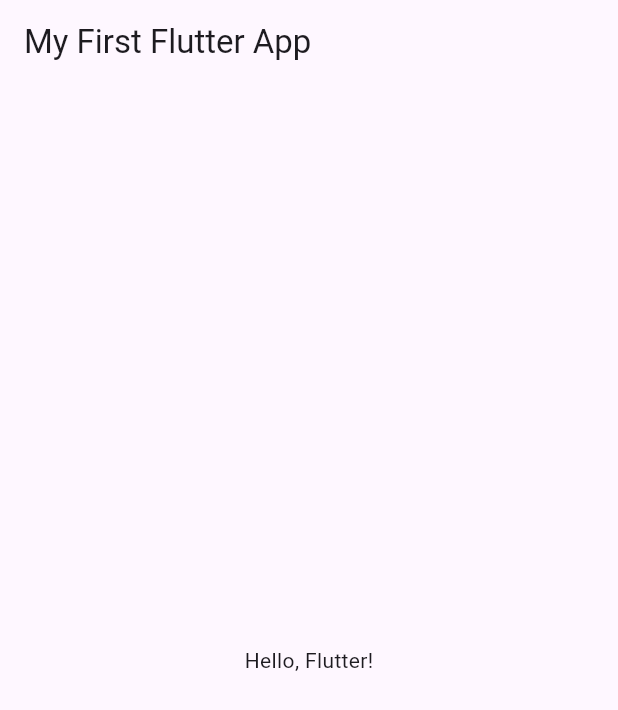
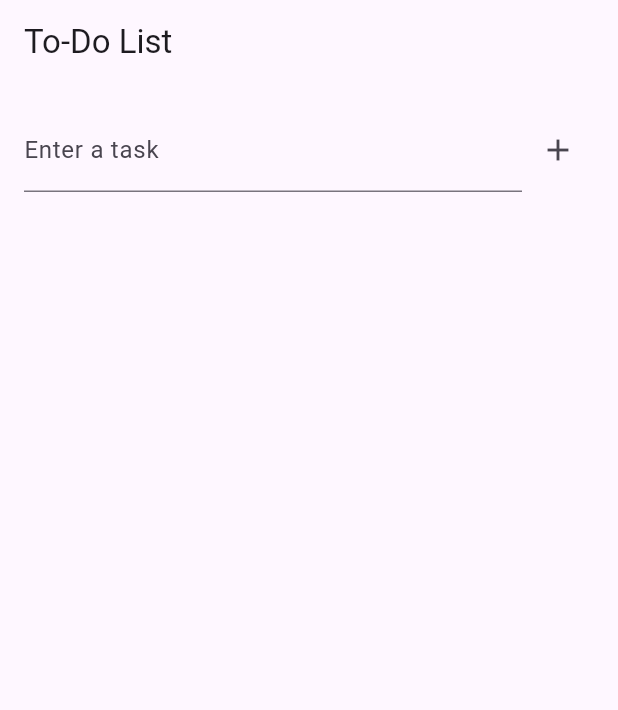
Before and after one commit to ArunPandeyLaudari/Flutter-Full-Course-Practice-By-Arun, a Flutter app: the screen it shows after launch, on a phone screen of 412 x 824 dp. Shown: the top 710 px of the screen. Run offline on Flutter 3.47's test engine with Material 3 defaults, Android fonts, the phone set to English and light mode, and no system bars.

Commit message:
To Do List

```diff
--- a/lib/main.dart
+++ b/lib/main.dart
@@ -1,17 +1,129 @@
 import 'package:flutter/material.dart';
+import 'package:provider/provider.dart';
 
 void main() {
-  runApp(MyApp());
+  runApp(const MyApp());
 }
 
 class MyApp extends StatelessWidget {
+  const MyApp({super.key});
+
   @override
   Widget build(BuildContext context) {
-    return MaterialApp(
-      home: Scaffold(
-        appBar: AppBar(title: Text('My First Flutter App')),
-        body: Center(child: Text('Hello, Flutter!')),
+    return ChangeNotifierProvider(
+      create: (context) => TodoProvider(),
+      child: MaterialApp(
+        debugShowCheckedModeBanner: false,
+        title: 'To-Do List',
+        theme: ThemeData(
+          primarySwatch: Colors.blue,
+        ),
+        home: const TodoScreen(),
       ),
     );
   }
 }
+
+class TodoProvider extends ChangeNotifier {
+  final List<TodoItem> _tasks = [];
+
+  List<TodoItem> get tasks => _tasks;
+
+  void addTask(String task) {
+    _tasks.add(TodoItem(task: task));
+    notifyListeners();
+  }
+
+  void toggleTask(int index) {
+    _tasks[index].isDone = !_tasks[index].isDone;
+    notifyListeners();
+  }
+
+  void removeTask(int index) {
+    _tasks.removeAt(index);
+    notifyListeners();
+  }
+}
+
+class TodoItem {
+  String task;
+  bool isDone;
+
+  TodoItem({required this.task, this.isDone = false});
+}
+
+class TodoScreen extends StatelessWidget {
+  const TodoScreen({super.key});
+
+  @override
+  Widget build(BuildContext context) {
+    return Scaffold(
+      appBar: AppBar(title: const Text('To-Do List')),
+      body: Column(
+        children: [
+          Padding(
+            padding: const EdgeInsets.all(16.0),
+            child: Row(
+              children: [
+                Expanded(
+                  child: TextField(
+                    controller: TextEditingController(),
+                    decoration: const InputDecoration(
+                      labelText: 'Enter a task',
+                    ),
+                    onSubmitted: (value) {
+                      if (value.isNotEmpty) {
+                        Provider.of<TodoProvider>(context, listen: false)
+                            .addTask(value);
+                      }
+                    },
+                  ),
+                ),
+                IconButton(
+                  icon: const Icon(Icons.add),
+                  onPressed: () {
+                    // Not needed as we handle onSubmitted
+                  },
+                ),
+              ],
+            ),
+          ),
+          Expanded(
+            child: Consumer<TodoProvider>(
+              builder: (context, todoProvider, child) {
+                return ListView.builder(
+                  itemCount: todoProvider.tasks.length,
+                  itemBuilder: (context, index) {
+                    final task = todoProvider.tasks[index];
+                    return ListTile(
+                      leading: Checkbox(
+                        value: task.isDone,
+                        onChanged: (value) {
+                          todoProvider.toggleTask(index);
+                        },
+                      ),
+                      title: Text(
+                        task.task,
+                        style: TextStyle(
+                          decoration: task.isDone
+                              ? TextDecoration.lineThrough
+                              : null,
+                        ),
+                      ),
+                      trailing: IconButton(
+                        icon: const Icon(Icons.delete, color: Colors.red),
+                        onPressed: () {
+                          todoProvider.removeTask(index);
+                        },
+                      ),
+                    );
+                  },
+                );
+              },
+            ),
+          ),
+        ],
+      ),
+    );
+  }
+}
--- a/pubspec.yaml
+++ b/pubspec.yaml
@@ -34,6 +34,7 @@ dependencies:
   # The following adds the Cupertino Icons font to your application.
   # Use with the CupertinoIcons class for iOS style icons.
   cupertino_icons: ^1.0.8
+  provider: ^6.1.4
 
 dev_dependencies:
   flutter_test:
```
Also changed, not shown: pubspec.lock.
